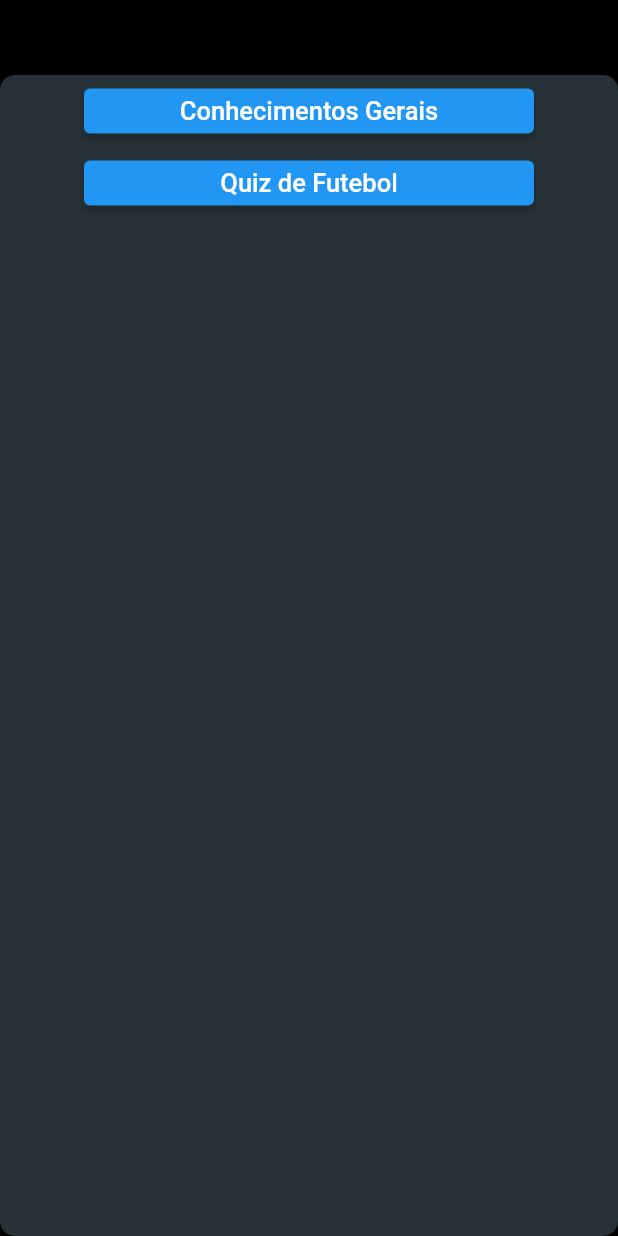
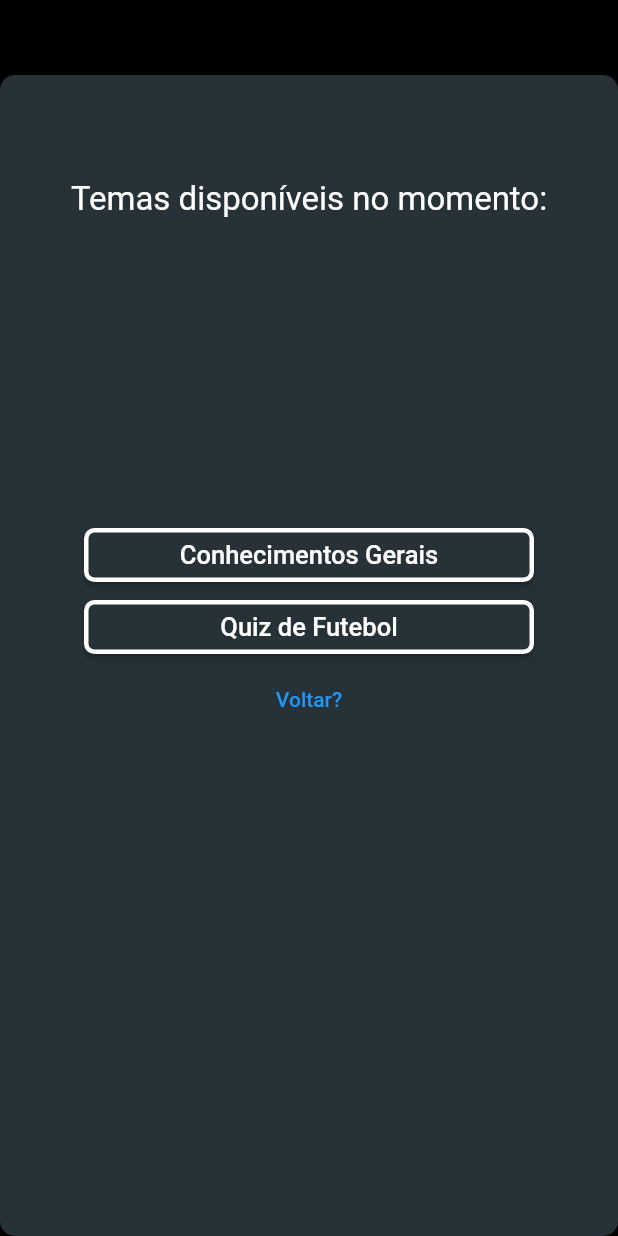
Before and after one commit to Bittencourt-26/quizApp, a Flutter app: the screen it shows after launch, after a tap on "Jogar", on a phone screen of 412 x 824 dp. Run offline on Flutter 3.47's test engine with Material 2 defaults, Android fonts, the phone set to English and light mode, and no system bars.

Commit message:
adding more style

```diff
--- a/lib/botaodateladostemas.dart
+++ b/lib/botaodateladostemas.dart
@@ -3,14 +3,19 @@ import 'package:flutter/material.dart';
 class BotaoDaTelaDosTemas extends StatelessWidget {
   final VoidCallback? parametroOnPressed;
   final String? texto;
-  const BotaoDaTelaDosTemas({this.parametroOnPressed, this.texto,  super.key});
+  const BotaoDaTelaDosTemas({this.parametroOnPressed, this.texto, super.key});
 
   @override
   Widget build(BuildContext context) {
     return ElevatedButton(
-      style: const ButtonStyle(
-          minimumSize: MaterialStatePropertyAll(Size(300, 30))),
-      // ir para a tela 2
+      style: ElevatedButton.styleFrom(
+          shape: RoundedRectangleBorder(borderRadius: BorderRadius.circular(7)),
+          backgroundColor: Colors.blueGrey[900],
+          side: const BorderSide(
+            color: Color.fromARGB(255, 255, 255, 255),
+            width: 3,
+          ),
+          fixedSize: const Size(300, 30)),
       onPressed: parametroOnPressed,
       child: Text(
         texto ?? 'nul error',
--- a/lib/main.dart
+++ b/lib/main.dart
@@ -46,12 +46,18 @@ class MyAppState extends State<MyApp> {
                 )
               : tela2TelaDosTemas
                   ? TelaDosTemas(
-                      listaDeBotoes: [
+                    botaoVoltar: () {
+                      setState(() {
+                        telaInicial = true;
+                      });
+                    },
+                    listaDeBotoes: [
                         BotaoDaTelaDosTemas(
                           parametroOnPressed: () {
                             setState(() {
                               telaInicial = false;
-                              tela2TelaDosTemas = true;
+                              tela2TelaDosTemas = false;
+                              tela3TelaConhecimentosGerais = true;
                             });
                           },
                           texto: 'Conhecimentos Gerais',
@@ -61,7 +67,8 @@ class MyAppState extends State<MyApp> {
                             setState(() {
                               telaInicial = false;
                               tela2TelaDosTemas = false;
-                              tela3TelaConhecimentosGerais = true;
+                              tela3TelaConhecimentosGerais = false;
+                              tela4ou5TelaFutebolOuHistoria = true;
                             });
                           },
                           texto: 'Quiz de Futebol',
@@ -108,6 +115,7 @@ class MyAppState extends State<MyApp> {
                                 'Liberdade, Fraternidade e Solidariedade',
                               ],
                               respostasCertas: const [
+                                'Inglaterra'
                                 '1945',
                                 '1936',
                                 '1964',
@@ -115,7 +123,8 @@ class MyAppState extends State<MyApp> {
                               ],
                               onPressed: () {
                                 setState(() {
-                                  telaInicial = true;
+                                  telaInicial = false;
+                                  tela2TelaDosTemas = true;
                                 });
                               },
                             )
@@ -126,13 +135,14 @@ class MyAppState extends State<MyApp> {
                                     'Quando o Flamengo foi fundado?'
                                   ],
                                   resposta1: const ['2019'],
-                                  resposta2: const ['1981'],
+                                  resposta2: const ['1895'],
                                   resposta3: const ['1903'],
-                                  resposta4: const ['1907'],
+                                  resposta4: const ['1981'],
                                   respostasCertas: const ['1907'],
                                   onPressed: () {
                                     setState(() {
-                                      telaInicial = true;
+                                      telaInicial = false;
+                                      tela2TelaDosTemas = true;
                                     });
                                   },
                                 )
--- a/lib/maincreen.dart
+++ b/lib/maincreen.dart
@@ -3,7 +3,10 @@ import 'package:flutter/material.dart';
 class MainScreen extends StatelessWidget {
   final VoidCallback? parametroOnPressed1;
   final VoidCallback? parametroOnPressed2;
-  const MainScreen({required this.parametroOnPressed1, required this.parametroOnPressed2, super.key});
+  const MainScreen(
+      {required this.parametroOnPressed1,
+      required this.parametroOnPressed2,
+      super.key});
 
   @override
   Widget build(BuildContext context) {
@@ -24,14 +27,34 @@ class MainScreen extends StatelessWidget {
             'Nome do Jogo',
             style: TextStyle(color: Colors.white, fontSize: 25),
           ),
+          const SizedBox(height: 20), //espaçamento
           ElevatedButton(
             onPressed: parametroOnPressed1,
-            child: const Text('Jogar'),
+            style: ElevatedButton.styleFrom(
+            shape: RoundedRectangleBorder(borderRadius: BorderRadius.circular(7)),
+              fixedSize: const Size(190, 45),
+              backgroundColor: Colors.blueGrey[900],
+              side: const BorderSide(
+                color: Color.fromARGB(255, 255, 255, 255),
+                width: 3,
+              ),
+            ),
+            child: const Text('Jogar', style: TextStyle(fontSize: 19),),
           ),
-          ElevatedButton(
+         const SizedBox(height: 5),
+         ElevatedButton(
             onPressed: parametroOnPressed2,
-            child: const Text('Contribuir'),
-          )
+            style: ElevatedButton.styleFrom(
+            shape: RoundedRectangleBorder(borderRadius: BorderRadius.circular(7)),
+              fixedSize: const Size(190, 45),
+              backgroundColor: Colors.blueGrey[900],
+              side: const BorderSide(
+                color: Color.fromARGB(255, 255, 255, 255),
+                width: 3,
+              ),
+            ),
+            child: const Text('Contribuir', style: TextStyle(fontSize: 19),),
+          ),
         ],
       ),
     );
--- a/lib/questionario1.dart
+++ b/lib/questionario1.dart
@@ -1,7 +1,6 @@
 import 'package:flutter/material.dart';
 import './questoes.dart';
 import 'botaodoquestionario.dart';
-
 class Questionario extends StatefulWidget {
   final List<String>? listaDePerguntas;
   final List<String>? resposta1;
@@ -30,13 +29,6 @@ class _QuestionarioState extends State<Questionario> {
   int contadorRespostasErradas = 0;
   @override
   Widget build(BuildContext context) {
-    void reset() {
-      setState(() {
-        indice = 0;
-        contadorRespostasCertas = 0;
-        contadorRespostasErradas = 0;
-      });
-    }
 
     bool estaNoLimite() {
       return indice >= widget.listaDePerguntas!.length - 1;
@@ -129,7 +121,7 @@ class _QuestionarioState extends State<Questionario> {
               ),
             ],
           ),
-          ElevatedButton(onPressed: widget.onPressed, child: const Text('Voltar'))
+          TextButton(onPressed: widget.onPressed, child: const Text('Voltar?'))
         ],
       ),
     );
--- a/lib/teladostemas.dart
+++ b/lib/teladostemas.dart
@@ -5,7 +5,13 @@ class TelaDosTemas extends StatefulWidget {
   final String? texto;
   final VoidCallback? onPressed;
   final List<BotaoDaTelaDosTemas>? listaDeBotoes;
-  const TelaDosTemas({this.texto, this.onPressed, this.listaDeBotoes, super.key});
+  final VoidCallback? botaoVoltar;
+  const TelaDosTemas(
+      {this.texto,
+      this.onPressed,
+      this.listaDeBotoes,
+      required this.botaoVoltar,
+      super.key});
 
   @override
   State<TelaDosTemas> createState() => _MainscreenState();
@@ -24,8 +30,14 @@ class _MainscreenState extends State<TelaDosTemas> {
       ),
       child: Column(
         children: [
-          if(widget.listaDeBotoes != null)
-            ...widget.listaDeBotoes!
+          const SizedBox(height: 70),
+          const Text('Temas disponíveis no momento:', style: TextStyle(color: Colors.white, fontSize: 22),),
+          const SizedBox(height: 200),
+          ...widget.listaDeBotoes!,
+          TextButton(
+            onPressed: widget.botaoVoltar,
+            child: const Text('Voltar?'),
+          ),
         ],
       ),
     );
```
